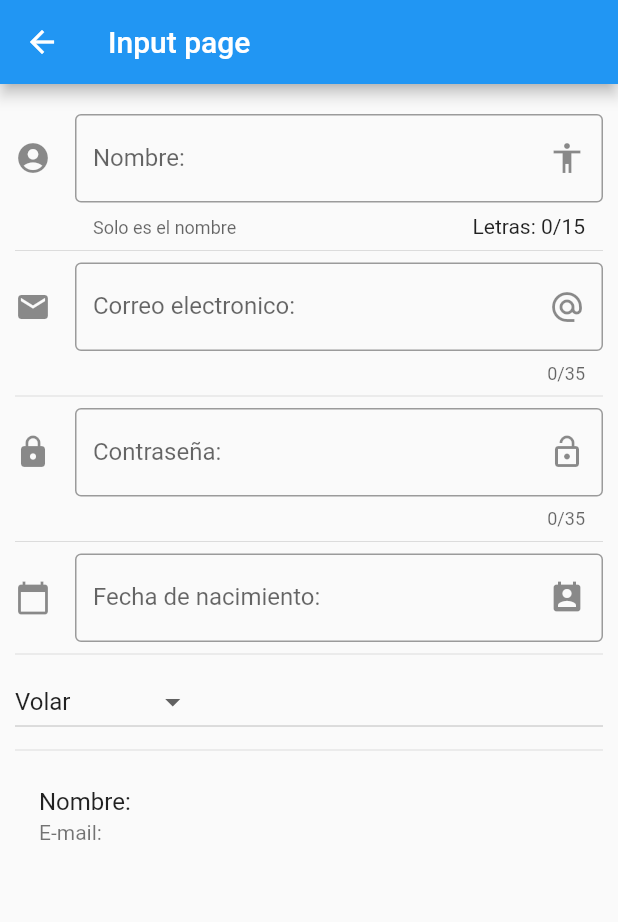
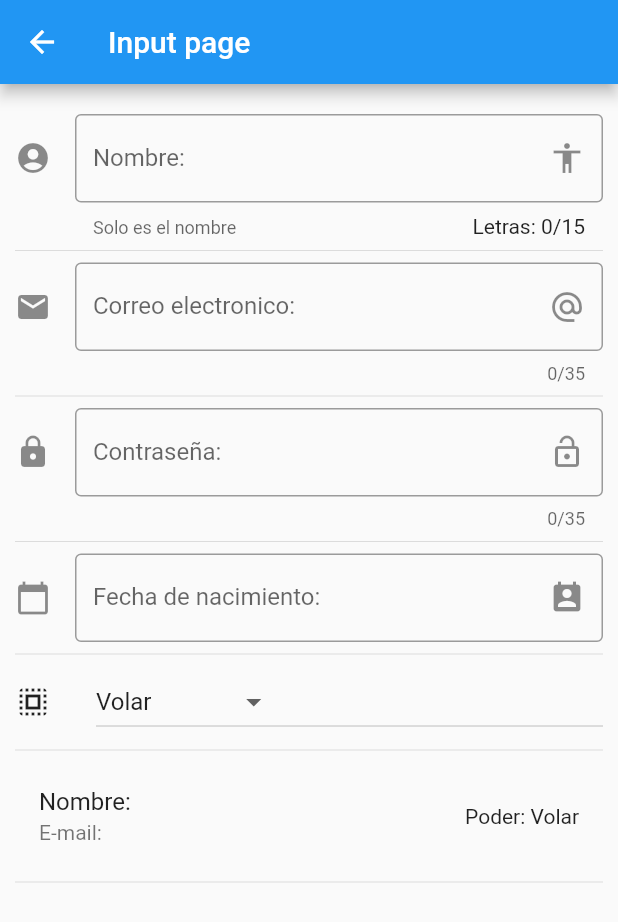
Before and after one commit to VershyCode/flutter-practica-componentes, a Flutter app: the InputPage screen opened by its route, on a phone screen of 412 x 824 dp. Shown: the top 922 px of the screen. Run offline on Flutter 3.47's test engine with Material 2 defaults, Android fonts, the phone set to English and light mode, and no system bars.

Commit message:
Dropdown - Personalizacion
Se personalizo el ComboBox

```diff
--- a/lib/src/pages/input_page.dart
+++ b/lib/src/pages/input_page.dart
@@ -35,7 +35,8 @@ class _InputPageState extends State<InputPage> {
           Divider(),
           _crearDropdown(context),
           Divider(),
-          _crearPersona()
+          _crearPersona(),
+          Divider()
         ],
       ),
     );
@@ -62,14 +63,6 @@ class _InputPageState extends State<InputPage> {
       },
     );
   }
-
- Widget _crearPersona() {
-   return ListTile(
-     title: Text('Nombre: $_nombre'),
-     subtitle: Text('E-mail: $_email'),
-   );
- }
-
   Widget _crearEmail() {
     return TextField(
       keyboardType: TextInputType.emailAddress,
@@ -155,7 +148,12 @@ class _InputPageState extends State<InputPage> {
   }
 
   Widget _crearDropdown(BuildContext context) {
-    return DropdownButton(
+    return Row(
+      children: <Widget>[
+        Icon(Icons.select_all),
+        SizedBox(width: 30.0,),
+        Expanded(
+          child: DropdownButton(
             value: _opcionSeleccionada,
             items: getOpcionesDropDown(),
             onChanged: (e){
@@ -163,6 +161,20 @@ class _InputPageState extends State<InputPage> {
                 _opcionSeleccionada = e;
               });
             },
+          ),
+        ),
+      ],
+    );
+
+
+  }
+
+   Widget _crearPersona() {
+   return ListTile(
+     title: Text('Nombre: $_nombre'),
+     subtitle: Text('E-mail: $_email'),
+     trailing: Text('Poder: $_opcionSeleccionada'),
    );
  }
+
 }
```
Lines whose indentation alone changed are shown as unchanged.
